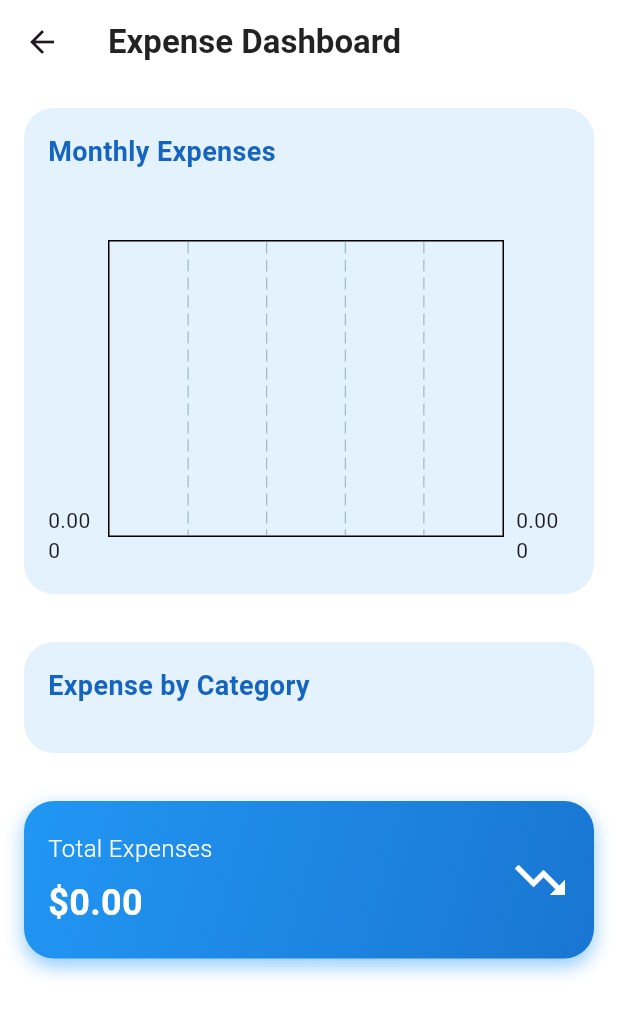
After one commit to MojoSmit07/expense_tracker, a Flutter app: the DashboardScreen screen opened by its route, on a phone screen of 412 x 824 dp. The commit adds this screen. Shown: the top 1016 px of the screen. Run offline on Flutter 3.47's test engine with Material 3 defaults, Android fonts, the phone set to English and light mode, and no system bars; drawn by our look-alikes of fl_chart; our stand-ins replace sqflite; accounts and stored records are empty.

Commit message:
Update dependencies and add dashboard navigation

```diff
--- a/lib/main.dart
+++ b/lib/main.dart
@@ -2,6 +2,7 @@ import 'package:flutter/material.dart';
 import 'package:provider/provider.dart';
 import 'screens/home_screen.dart';
 import 'screens/add_expense_screen.dart';
+import 'screens/dashboard_screen.dart';
 import 'providers/expense_provider.dart';
 
 void main() {
@@ -30,6 +31,7 @@ class MyApp extends StatelessWidget {
       routes: {
         '/': (context) => const HomeScreen(),
         '/add-expense': (context) => const AddExpenseScreen(),
+        '/dashboard': (context) => const DashboardScreen(),
       },
     );
   }
--- a/lib/providers/expense_provider.dart
+++ b/lib/providers/expense_provider.dart
@@ -1,4 +1,5 @@
 import 'package:flutter/foundation.dart';
+import 'package:intl/intl.dart';
 import '../models/expense.dart';
 import '../helpers/db_helper.dart';
 
@@ -34,13 +35,53 @@ class ExpenseProvider with ChangeNotifier {
     }
   }
 
-  // Optional: Get total expenses
+  // Get total expenses
   double getTotalExpenses() {
     return _expenses.fold(0.0, (sum, expense) => sum + expense.amount);
   }
+
+  // Get monthly expenses
+  Map<String, double> getMonthlyExpenses() {
+    Map<String, double> monthlyExpenses = {};
+
+    for (var expense in _expenses) {
+      String monthKey = DateFormat('yyyy-MM').format(expense.date);
+      monthlyExpenses[monthKey] =
+          (monthlyExpenses[monthKey] ?? 0) + expense.amount;
+    }
+
+    return monthlyExpenses;
+  }
+
+  // Get expenses for a specific month
+  List<Expense> getExpensesForMonth(DateTime month) {
+    return _expenses.where((expense) {
+      return expense.date.year == month.year &&
+          expense.date.month == month.month;
+    }).toList();
+  }
+
+  // Get total expenses for a specific category
+  double getTotalExpensesByCategory(String category) {
+    return _expenses
+        .where((expense) => expense.category == category)
+        .fold(0.0, (sum, expense) => sum + expense.amount);
+  }
+
+  // Get category-wise breakdown
+  Map<String, double> getCategoryBreakdown() {
+    Map<String, double> categoryBreakdown = {};
+
+    for (var expense in _expenses) {
+      categoryBreakdown[expense.category] =
+          (categoryBreakdown[expense.category] ?? 0) + expense.amount;
+    }
+
+    return categoryBreakdown;
+  }
 }
 
-// Extension method to create a copy with optional updates
+// Existing extension method remains the same
 extension ExpenseCopy on Expense {
   Expense copyWith({
     int? id,
--- /dev/null
+++ b/lib/screens/dashboard_screen.dart
@@ -0,0 +1,253 @@
+import 'package:flutter/material.dart';
+import 'package:provider/provider.dart';
+import 'package:fl_chart/fl_chart.dart';
+import '../providers/expense_provider.dart';
+
+class DashboardScreen extends StatefulWidget {
+  const DashboardScreen({super.key});
+
+  @override
+  _DashboardScreenState createState() => _DashboardScreenState();
+}
+
+class _DashboardScreenState extends State<DashboardScreen> {
+  @override
+  void initState() {
+    super.initState();
+    // Ensure expenses are fetched
+    Future.delayed(Duration.zero, () {
+      Provider.of<ExpenseProvider>(context, listen: false).fetchExpenses();
+    });
+  }
+
+  @override
+  Widget build(BuildContext context) {
+    return Scaffold(
+      backgroundColor: Colors.white,
+      appBar: AppBar(
+        elevation: 0,
+        backgroundColor: Colors.white,
+        title: Text(
+          'Expense Dashboard',
+          style: TextStyle(
+            color: Colors.black87,
+            fontWeight: FontWeight.bold,
+            fontSize: 22,
+          ),
+        ),
+      ),
+      body: Consumer<ExpenseProvider>(
+        builder: (context, expenseProvider, child) {
+          // Get monthly expenses
+          final monthlyExpenses = expenseProvider.getMonthlyExpenses();
+          final categoryBreakdown = expenseProvider.getCategoryBreakdown();
+
+          return SingleChildScrollView(
+            child: Column(
+              crossAxisAlignment: CrossAxisAlignment.stretch,
+              children: [
+                // Monthly Expenses Chart
+                _buildMonthlyExpensesChart(monthlyExpenses),
+
+                // Category Breakdown
+                _buildCategoryBreakdown(categoryBreakdown),
+
+                // Total Expenses Summary
+                _buildTotalExpensesSummary(expenseProvider.getTotalExpenses()),
+              ],
+            ),
+          );
+        },
+      ),
+    );
+  }
+
+  Widget _buildMonthlyExpensesChart(Map<String, double> monthlyExpenses) {
+    return Container(
+      margin: EdgeInsets.all(16),
+      padding: EdgeInsets.all(16),
+      decoration: BoxDecoration(
+        color: Colors.blue.shade50,
+        borderRadius: BorderRadius.circular(20),
+      ),
+      child: Column(
+        crossAxisAlignment: CrossAxisAlignment.start,
+        children: [
+          Text(
+            'Monthly Expenses',
+            style: TextStyle(
+              fontSize: 18,
+              fontWeight: FontWeight.bold,
+              color: Colors.blue.shade800,
+            ),
+          ),
+          SizedBox(height: 16),
+          SizedBox(
+            height: 250,
+            child: BarChart(
+              BarChartData(
+                barGroups: monthlyExpenses.entries.map((entry) {
+                  return BarChartGroupData(
+                    x: monthlyExpenses.keys.toList().indexOf(entry.key),
+                    barRods: [
+                      BarChartRodData(
+                        toY: entry.value,
+                        color: Colors.blue.shade700,
+                        width: 16,
+                      )
+                    ],
+                  );
+                }).toList(),
+                titlesData: FlTitlesData(
+                  leftTitles: AxisTitles(
+                    sideTitles: SideTitles(
+                      showTitles: true,
+                      reservedSize: 40,
+                    ),
+                  ),
+                  bottomTitles: AxisTitles(
+                    sideTitles: SideTitles(
+                      showTitles: true,
+                      getTitlesWidget: (value, meta) {
+                        final monthKeys = monthlyExpenses.keys.toList();
+                        return Text(
+                          monthKeys[value.toInt()],
+                          style: TextStyle(fontSize: 10),
+                        );
+                      },
+                    ),
+                  ),
+                ),
+              ),
+            ),
+          ),
+        ],
+      ),
+    );
+  }
+
+  Widget _buildCategoryBreakdown(Map<String, double> categoryBreakdown) {
+    return Container(
+      margin: EdgeInsets.all(16),
+      padding: EdgeInsets.all(16),
+      decoration: BoxDecoration(
+        color: Colors.blue.shade50,
+        borderRadius: BorderRadius.circular(20),
+      ),
+      child: Column(
+        crossAxisAlignment: CrossAxisAlignment.start,
+        children: [
+          Text(
+            'Expense by Category',
+            style: TextStyle(
+              fontSize: 18,
+              fontWeight: FontWeight.bold,
+              color: Colors.blue.shade800,
+            ),
+          ),
+          SizedBox(height: 16),
+          Column(
+            children: categoryBreakdown.entries.map((entry) {
+              return ListTile(
+                leading: Icon(
+                  _getCategoryIcon(entry.key),
+                  color: _getCategoryColor(entry.key),
+                ),
+                title: Text(entry.key),
+                trailing: Text(
+                  '\$${entry.value.toStringAsFixed(2)}',
+                  style: TextStyle(fontWeight: FontWeight.bold),
+                ),
+              );
+            }).toList(),
+          ),
+        ],
+      ),
+    );
+  }
+
+  Widget _buildTotalExpensesSummary(double totalExpenses) {
+    return Container(
+      margin: EdgeInsets.all(16),
+      padding: EdgeInsets.symmetric(horizontal: 16, vertical: 20),
+      decoration: BoxDecoration(
+        gradient: LinearGradient(
+          colors: [Colors.blue.shade500, Colors.blue.shade700],
+          begin: Alignment.topLeft,
+          end: Alignment.bottomRight,
+        ),
+        borderRadius: BorderRadius.circular(20),
+        boxShadow: [
+          BoxShadow(
+            color: Colors.blue.shade200,
+            blurRadius: 10,
+            offset: Offset(0, 5),
+          ),
+        ],
+      ),
+      child: Row(
+        mainAxisAlignment: MainAxisAlignment.spaceBetween,
+        children: [
+          Column(
+            crossAxisAlignment: CrossAxisAlignment.start,
+            children: [
+              Text(
+                'Total Expenses',
+                style: TextStyle(
+                  color: Colors.white,
+                  fontSize: 16,
+                  fontWeight: FontWeight.w300,
+                ),
+              ),
+              SizedBox(height: 8),
+              Text(
+                '\$${totalExpenses.toStringAsFixed(2)}',
+                style: TextStyle(
+                  color: Colors.white,
+                  fontSize: 24,
+                  fontWeight: FontWeight.bold,
+                ),
+              ),
+            ],
+          ),
+          Icon(
+            Icons.trending_down,
+            color: Colors.white,
+            size: 40,
+          ),
+        ],
+      ),
+    );
+  }
+
+  // Helper methods for category icons and colors
+  IconData _getCategoryIcon(String category) {
+    switch (category) {
+      case 'Food':
+        return Icons.fastfood;
+      case 'Transport':
+        return Icons.directions_car;
+      case 'Entertainment':
+        return Icons.movie;
+      case 'Utilities':
+        return Icons.electrical_services;
+      default:
+        return Icons.category;
+    }
+  }
+
+  Color _getCategoryColor(String category) {
+    switch (category) {
+      case 'Food':
+        return Colors.green;
+      case 'Transport':
+        return Colors.blue;
+      case 'Entertainment':
+        return Colors.purple;
+      case 'Utilities':
+        return Colors.orange;
+      default:
+        return Colors.grey;
+    }
+  }
+}
--- a/lib/screens/home_screen.dart
+++ b/lib/screens/home_screen.dart
@@ -95,6 +95,21 @@ class _HomeScreenState extends State<HomeScreen> {
           ),
         ),
         actions: [
+          // Dashboard Navigation Button
+          Container(
+            margin: EdgeInsets.all(8),
+            decoration: BoxDecoration(
+              color: Colors.blue.shade50,
+              borderRadius: BorderRadius.circular(12),
+            ),
+            child: IconButton(
+              icon: Icon(Icons.dashboard, color: Colors.blue.shade700),
+              onPressed: () {
+                Navigator.pushNamed(context, '/dashboard');
+              },
+            ),
+          ),
+          // Add Expense Button
           Container(
             margin: EdgeInsets.all(8),
             decoration: BoxDecoration(
--- a/pubspec.yaml
+++ b/pubspec.yaml
@@ -33,13 +33,15 @@ dependencies:
   cupertino_icons: ^1.0.6
   sqflite: ^2.3.0
   path: ^1.9.0
-  intl: ^0.18.1
+  intl: ^0.20.1
   provider: ^6.1.1
+  fl_chart: ^0.69.2
+
 
 dev_dependencies:
   flutter_test:
     sdk: flutter
-  flutter_lints: ^3.0.1
+  flutter_lints: ^5.0.0
 
 # For information on the generic Dart part of this file, see the
 # following page: https://dart.dev/tools/pub/pubspec
```
Also changed, not shown: pubspec.lock.
